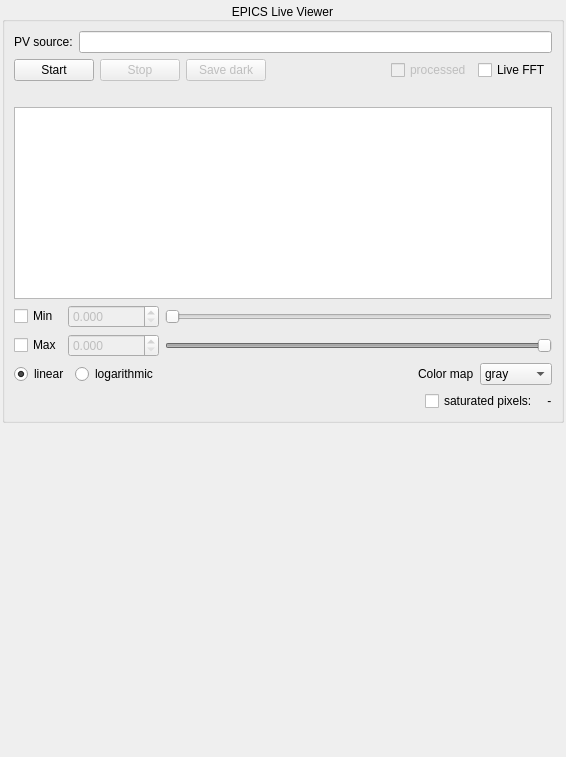
DiamondLightSource/PtychographyTools, file ptychotools/viewer/ui/control.ui: the form before one commit.
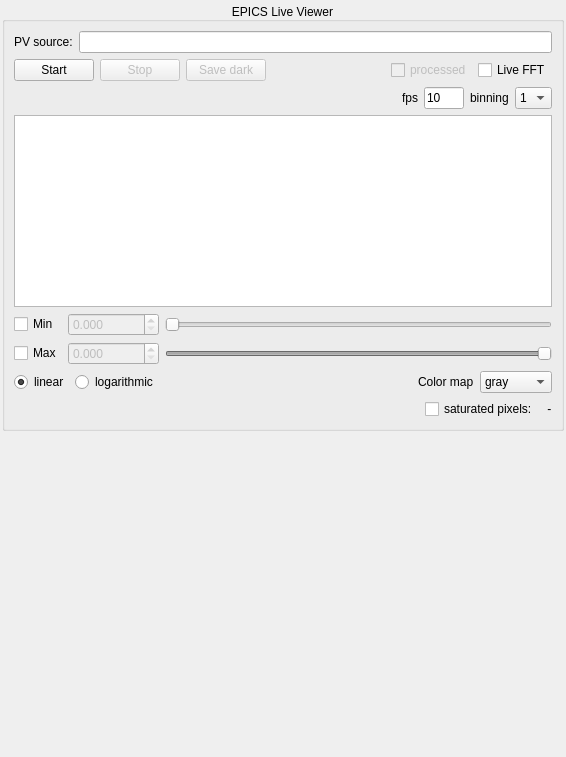
The form after the commit. Custom widgets are drawn as their Qt base class.

Commit message: Added fps and binning

Diff of the .ui file:
```diff
--- a/ptychotools/viewer/ui/control.ui
+++ b/ptychotools/viewer/ui/control.ui
@@ -50,6 +50,12 @@
    </item>
    <item row="0" column="0">
     <widget class="QGroupBox" name="control_group">
+     <property name="sizePolicy">
+      <sizepolicy hsizetype="Minimum" vsizetype="Preferred">
+       <horstretch>0</horstretch>
+       <verstretch>0</verstretch>
+      </sizepolicy>
+     </property>
      <property name="font">
       <font>
        <weight>50</weight>
@@ -151,11 +157,94 @@
        </layout>
       </item>
       <item row="2" column="0">
-       <widget class="QLabel" name="save_dark_status">
-        <property name="text">
-         <string/>
-        </property>
-       </widget>
+       <layout class="QHBoxLayout" name="horizontalLayout_2">
+        <item>
+         <widget class="QLabel" name="save_dark_status">
+          <property name="text">
+           <string/>
+          </property>
+         </widget>
+        </item>
+        <item>
+         <spacer name="horizontalSpacer_3">
+          <property name="orientation">
+           <enum>Qt::Horizontal</enum>
+          </property>
+          <property name="sizeHint" stdset="0">
+           <size>
+            <width>40</width>
+            <height>20</height>
+           </size>
+          </property>
+         </spacer>
+        </item>
+        <item>
+         <widget class="QLabel" name="label_fps">
+          <property name="text">
+           <string>fps</string>
+          </property>
+         </widget>
+        </item>
+        <item>
+         <widget class="QLineEdit" name="fps">
+          <property name="sizePolicy">
+           <sizepolicy hsizetype="Minimum" vsizetype="Fixed">
+            <horstretch>0</horstretch>
+            <verstretch>0</verstretch>
+           </sizepolicy>
+          </property>
+          <property name="maximumSize">
+           <size>
+            <width>40</width>
+            <height>16777215</height>
+           </size>
+          </property>
+          <property name="text">
+           <string>10</string>
+          </property>
+          <property name="maxLength">
+           <number>2</number>
+          </property>
+         </widget>
+        </item>
+        <item>
+         <widget class="QLabel" name="label_binning">
+          <property name="text">
+           <string>binning</string>
+          </property>
+         </widget>
+        </item>
+        <item>
+         <widget class="QComboBox" name="binning">
+          <property name="maximumSize">
+           <size>
+            <width>55</width>
+            <height>16777215</height>
+           </size>
+          </property>
+          <item>
+           <property name="text">
+            <string>1</string>
+           </property>
+          </item>
+          <item>
+           <property name="text">
+            <string>2</string>
+           </property>
+          </item>
+          <item>
+           <property name="text">
+            <string>4</string>
+           </property>
+          </item>
+          <item>
+           <property name="text">
+            <string>8</string>
+           </property>
+          </item>
+         </widget>
+        </item>
+       </layout>
       </item>
       <item row="3" column="0">
        <widget class="GraphicsView" name="histview">
```
The commit also changes 3 other files.
